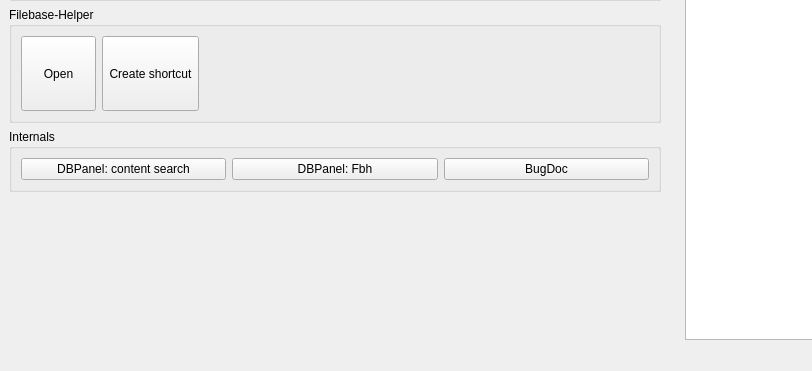
pietr26/OMSI-Tools, file OTModules/OTGeneric/wstart.ui: the form before one commit; both pictures show x 0 to 812 and y 387 to 758 of the 994 by 758 pixel window.
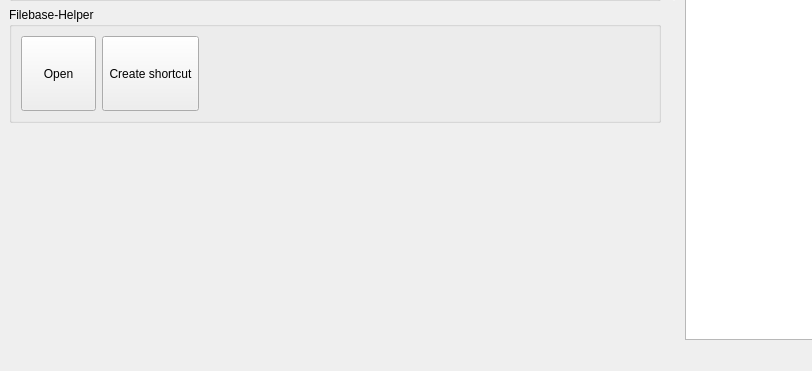
The form after the commit. Icons and pictures are not drawn.

Patch:
```diff
--- a/OTModules/OTGeneric/wstart.ui
+++ b/OTModules/OTGeneric/wstart.ui
@@ -457,60 +457,6 @@
       </layout>
      </widget>
     </item>
-    <item>
-     <widget class="QGroupBox" name="gbxInternals">
-      <property name="sizePolicy">
-       <sizepolicy hsizetype="Preferred" vsizetype="Preferred">
-        <horstretch>0</horstretch>
-        <verstretch>0</verstretch>
-       </sizepolicy>
-      </property>
-      <property name="toolTip">
-       <string/>
-      </property>
-      <property name="title">
-       <string notr="true">Internals</string>
-      </property>
-      <layout class="QHBoxLayout" name="horizontalLayout_6">
-       <item>
-        <widget class="QPushButton" name="btnDBPanel">
-         <property name="toolTip">
-          <string/>
-         </property>
-         <property name="text">
-          <string notr="true">DBPanel: content search</string>
-         </property>
-         <property name="icon">
-          <iconset resource="../../ressources.qrc">
-           <normaloff>:/rec/data/icons/iconSearch.svg</normaloff>:/rec/data/icons/iconSearch.svg</iconset>
-         </property>
-        </widget>
-       </item>
-       <item>
-        <widget class="QPushButton" name="btnFbhDBPanel">
-         <property name="text">
-          <string notr="true">DBPanel: Fbh</string>
-         </property>
-         <property name="icon">
-          <iconset resource="../../ressources.qrc">
-           <normaloff>:/rec/data/icons/iconFbh.png</normaloff>:/rec/data/icons/iconFbh.png</iconset>
-         </property>
-        </widget>
-       </item>
-       <item>
-        <widget class="QPushButton" name="btnBugDoc">
-         <property name="text">
-          <string>BugDoc</string>
-         </property>
-         <property name="icon">
-          <iconset resource="../../ressources.qrc">
-           <normaloff>:/rec/data/icons/iconBug.svg</normaloff>:/rec/data/icons/iconBug.svg</iconset>
-         </property>
-        </widget>
-       </item>
-      </layout>
-     </widget>
-    </item>
     <item>
      <spacer name="verticalSpacer_2">
       <property name="orientation">
```
Left out of the diff: 54 changed lines with no effect on the pictures.
